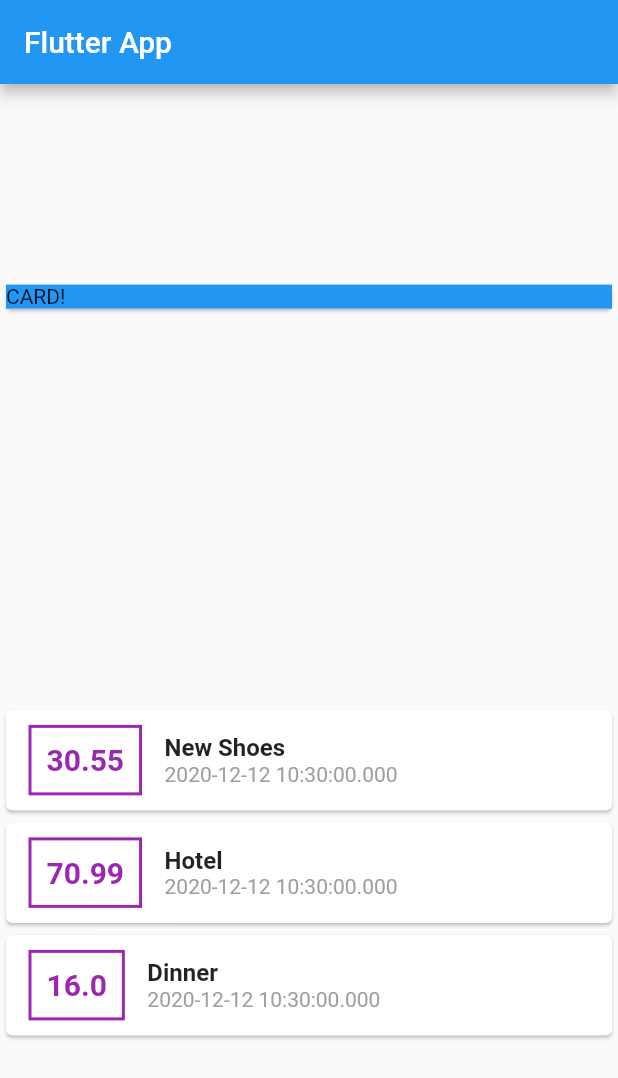
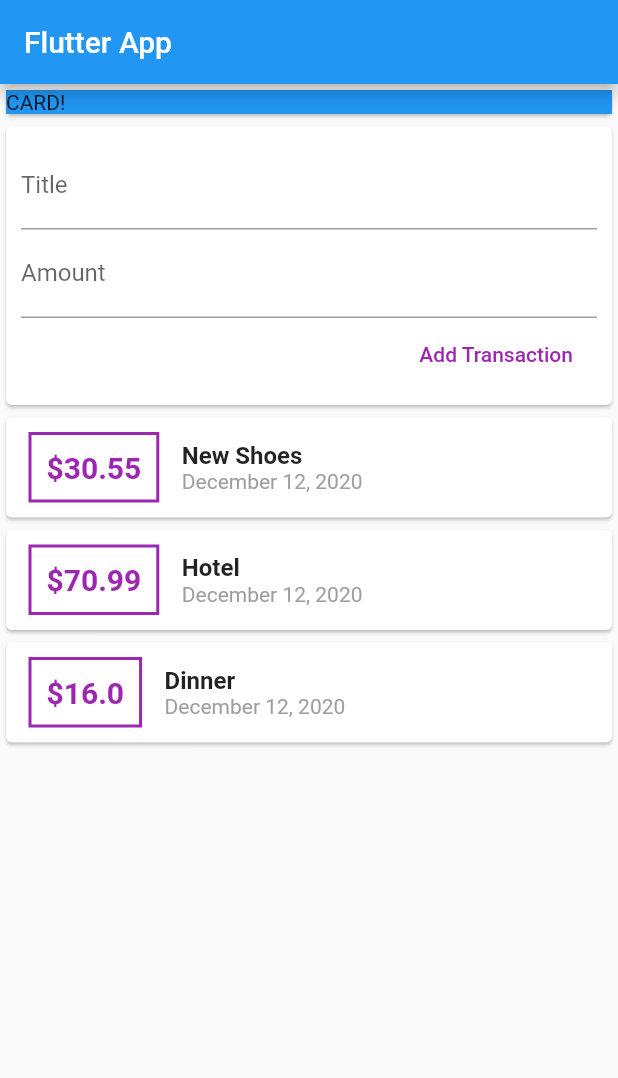
Before and after one commit to ewajs/flutter-personal-expenses, a Flutter app: the screen it shows after launch, on a phone screen of 412 x 824 dp. Shown: the top 1078 px of the screen. Run offline on Flutter 3.47's test engine with Material 2 defaults, Android fonts, the phone set to English and light mode, and no system bars.

Commit message:
Added intl library and text inputs to add transactions

```diff
--- a/lib/main.dart
+++ b/lib/main.dart
@@ -1,4 +1,5 @@
 import 'package:flutter/material.dart';
+import 'package:intl/intl.dart';
 
 import 'transaction.dart';
 
@@ -43,13 +44,34 @@ class MyHomePage extends StatelessWidget {
         title: Text('Flutter App'),
       ),
       body: Column(
-        mainAxisAlignment: MainAxisAlignment.spaceAround,
+        //  mainAxisAlignment: MainAxisAlignment.spaceAround,
         children: [
           Card(
             child: Container(
               width: double.infinity,
               color: Colors.blue,
               child: Text('CARD!'),
+            ),
+          ),
+          Card(
+            child: Container(
+              padding: EdgeInsets.all(10),
+              child: Column(
+                crossAxisAlignment: CrossAxisAlignment.end,
+                children: [
+                  TextField(
+                    decoration: InputDecoration(labelText: 'Title'),
+                  ),
+                  TextField(
+                    decoration: InputDecoration(labelText: 'Amount'),
+                  ),
+                  FlatButton(
+                    onPressed: () {},
+                    child: Text('Add Transaction'),
+                    textColor: Colors.purple,
+                  )
+                ],
+              ),
             ),
           ),
           Column(
@@ -70,7 +92,7 @@ class MyHomePage extends StatelessWidget {
                         ),
                       ),
                       child: Text(
-                        tx.amount.toString(),
+                        '\$${tx.amount}',
                         style: TextStyle(
                           fontWeight: FontWeight.bold,
                           fontSize: 20,
@@ -89,7 +111,7 @@ class MyHomePage extends StatelessWidget {
                           ),
                         ),
                         Text(
-                          tx.date.toString(),
+                          DateFormat.yMMMMd().format(tx.date),
                           style: TextStyle(
                             color: Colors.grey,
                           ),
--- a/pubspec.yaml
+++ b/pubspec.yaml
@@ -3,7 +3,7 @@ description: A new Flutter project.
 
 # The following line prevents the package from being accidentally published to
 # pub.dev using `pub publish`. This is preferred for private packages.
-publish_to: 'none' # Remove this line if you wish to publish to pub.dev
+publish_to: "none" # Remove this line if you wish to publish to pub.dev
 
 # The following defines the version and build number for your application.
 # A version number is three numbers separated by dots, like 1.2.43
@@ -23,7 +23,7 @@ environment:
 dependencies:
   flutter:
     sdk: flutter
-
+  intl: ^0.15.8
 
   # The following adds the Cupertino Icons font to your application.
   # Use with the CupertinoIcons class for iOS style icons.
@@ -38,7 +38,6 @@ dev_dependencies:
 
 # The following section is specific to Flutter.
 flutter:
-
   # The following line ensures that the Material Icons font is
   # included with your application, so that you can use the icons in
   # the material Icons class.
```
Also changed, not shown: pubspec.lock.
